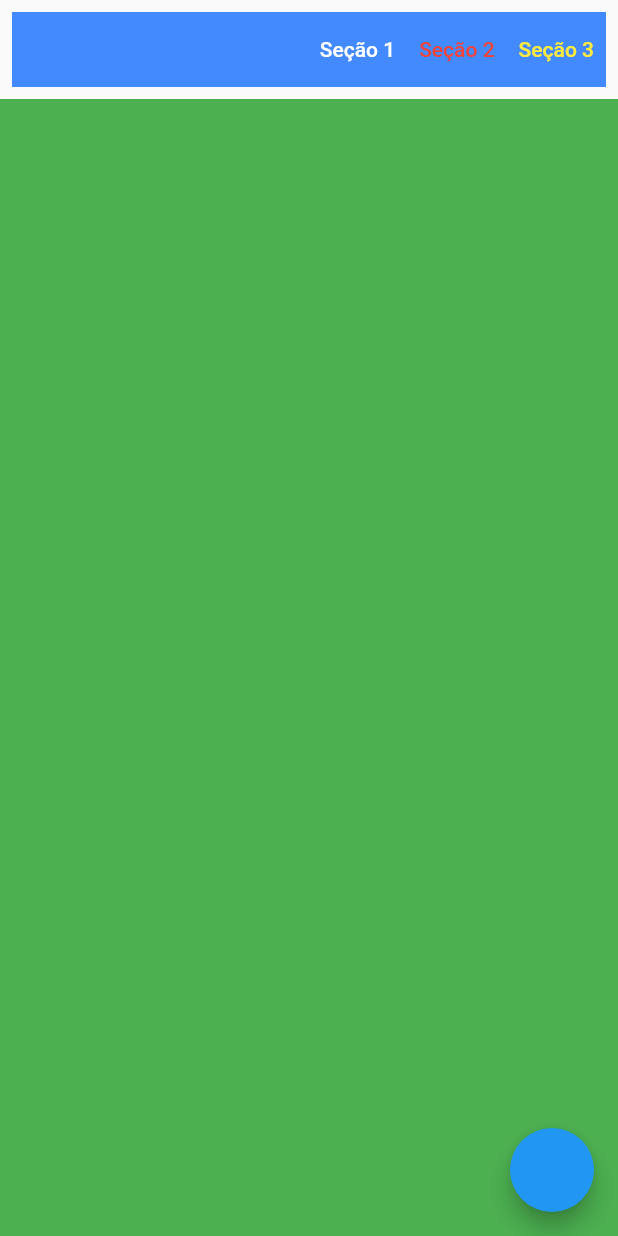
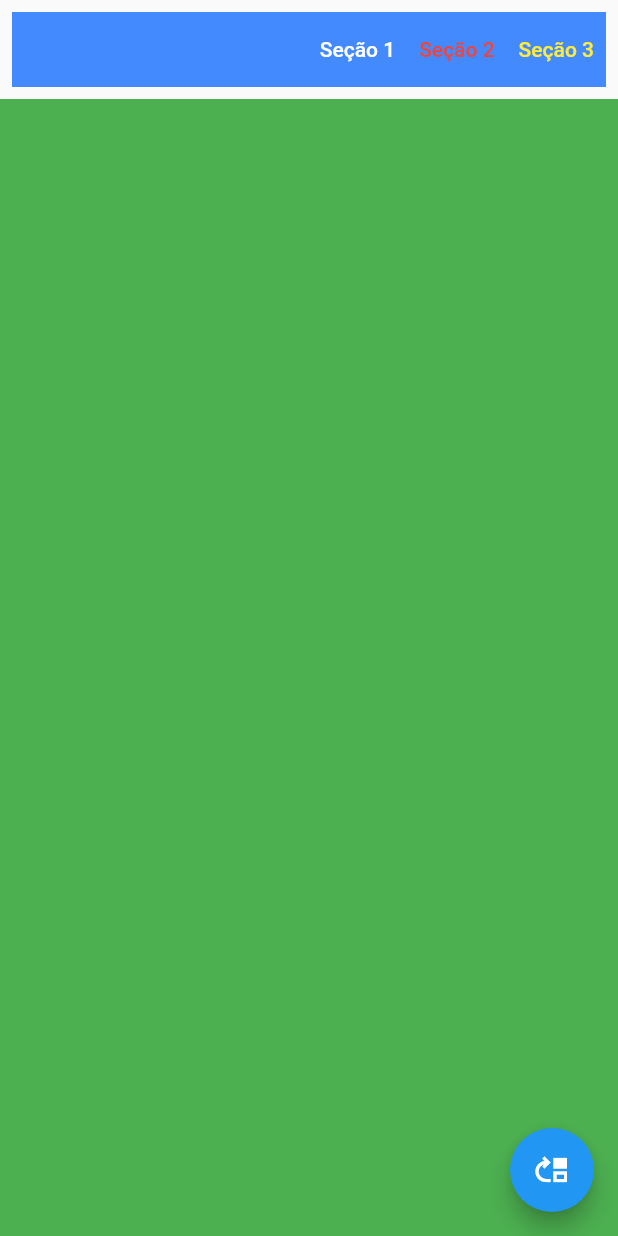
Before and after one commit to caneto/videos_rodrigorahnam, a Flutter app: the screen it shows after launch, on a phone screen of 412 x 824 dp. Run offline on Flutter 3.47's test engine with Material 2 defaults, Android fonts, the phone set to English and light mode, and no system bars.

Commit message:
Atualização

```diff
--- a/menu_secao/lib/pages/home_page.dart
+++ b/menu_secao/lib/pages/home_page.dart
@@ -26,7 +26,9 @@ class _HomePageState extends State<HomePage> {
   @override
   Widget build(BuildContext context) {
     return Scaffold(
-        floatingActionButton: FloatingActionButton(onPressed: () {
+        floatingActionButton: FloatingActionButton(
+          child: const Icon(Icons.move_up),
+          onPressed: () {
           scrollController.animateTo(
             0,
             duration: const Duration(microseconds: 500),
```
